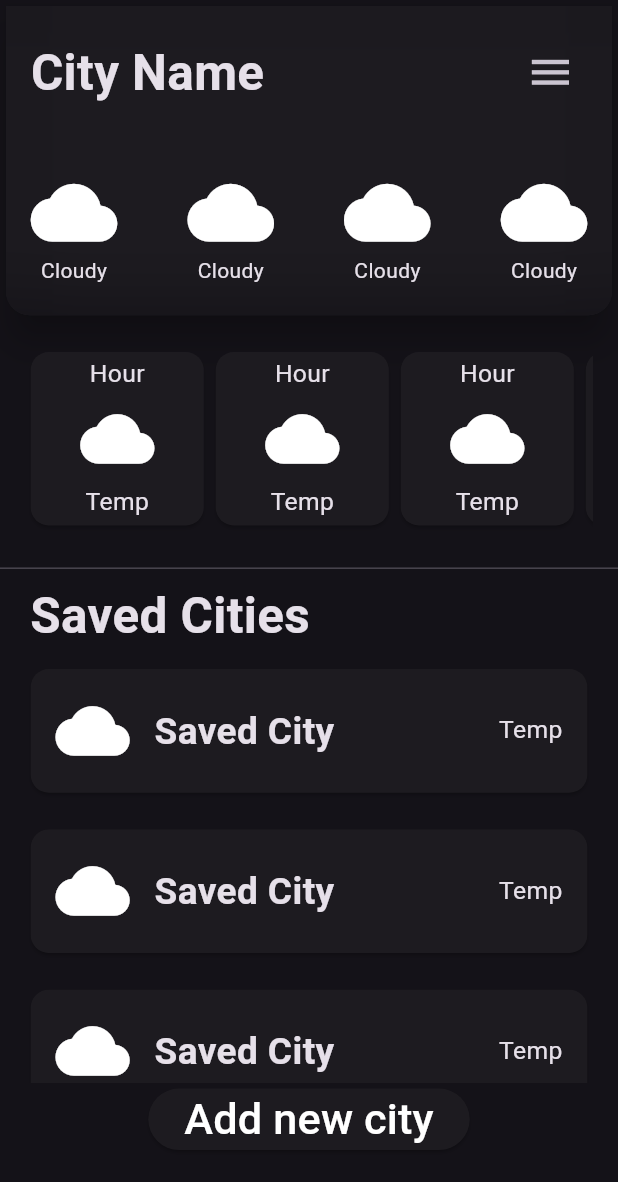
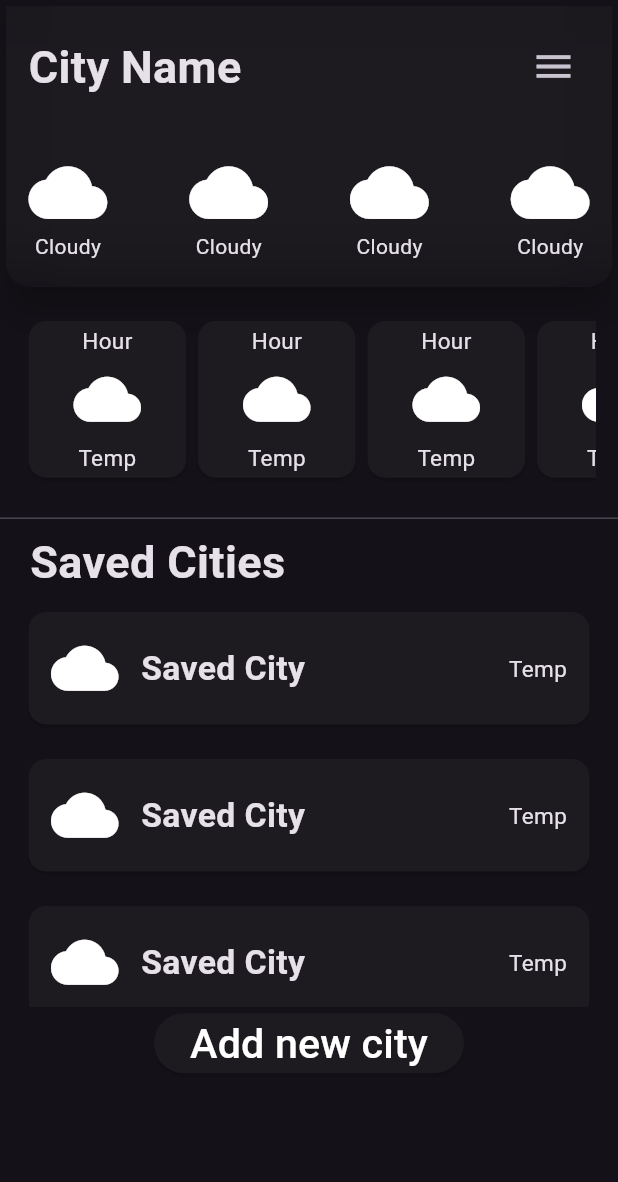
Before and after one commit to Keremovsky/flutter_weather_app, a Flutter app: the screen it shows after launch, on a phone screen of 412 x 824 dp. Shown: the top 1182 px of the screen. Run offline on Flutter 3.47's test engine with Material 2 defaults, Android fonts, the phone set to English and light mode, and no system bars.

Commit message:
config of UI

```diff
--- a/lib/weather_features/screens/weather_home_screen.dart
+++ b/lib/weather_features/screens/weather_home_screen.dart
@@ -8,14 +8,13 @@ class WeatherHomeScreen extends StatelessWidget {
 
   @override
   Widget build(BuildContext context) {
-    final height = MediaQuery.of(context).size.height;
     return Scaffold(
       body: SafeArea(
         child: Column(
           children: [
             // main city weather
             SizedBox(
-              height: height * 0.26,
+              height: 195,
               child: Card(
                 elevation: 10,
                 shape: const RoundedRectangleBorder(
@@ -35,7 +34,7 @@ class WeatherHomeScreen extends StatelessWidget {
                       sigmaY: 25,
                     ),
                     child: Padding(
-                      padding: EdgeInsets.symmetric(horizontal: height * 0.02),
+                      padding: EdgeInsets.symmetric(horizontal: 15),
                       child: Column(
                         mainAxisAlignment: MainAxisAlignment.spaceAround,
                         children: [
@@ -45,7 +44,7 @@ class WeatherHomeScreen extends StatelessWidget {
                               Text(
                                 "City Name",
                                 style: TextStyle(
-                                  fontSize: height * 0.04,
+                                  fontSize: 30,
                                   fontWeight: FontWeight.bold,
                                 ),
                               ),
@@ -53,7 +52,7 @@ class WeatherHomeScreen extends StatelessWidget {
                                 onPressed: () {},
                                 icon: Icon(
                                   Icons.menu,
-                                  size: height * 0.04,
+                                  size: 30,
                                 ),
                               ),
                             ],
@@ -65,7 +64,7 @@ class WeatherHomeScreen extends StatelessWidget {
                                 children: [
                                   Icon(
                                     Icons.cloud,
-                                    size: height * 0.07,
+                                    size: 52.5,
                                   ),
                                   Text("Cloudy"),
                                 ],
@@ -74,7 +73,7 @@ class WeatherHomeScreen extends StatelessWidget {
                                 children: [
                                   Icon(
                                     Icons.cloud,
-                                    size: height * 0.07,
+                                    size: 52.5,
                                   ),
                                   Text("Cloudy"),
                                 ],
@@ -83,7 +82,7 @@ class WeatherHomeScreen extends StatelessWidget {
                                 children: [
                                   Icon(
                                     Icons.cloud,
-                                    size: height * 0.07,
+                                    size: 52.5,
                                   ),
                                   Text("Cloudy"),
                                 ],
@@ -92,7 +91,7 @@ class WeatherHomeScreen extends StatelessWidget {
                                 children: [
                                   Icon(
                                     Icons.cloud,
-                                    size: height * 0.07,
+                                    size: 52.5,
                                   ),
                                   Text("Cloudy"),
                                 ],
@@ -108,9 +107,9 @@ class WeatherHomeScreen extends StatelessWidget {
             ),
             // hourly weather list
             Padding(
-              padding: EdgeInsets.all(height * 0.02),
+              padding: EdgeInsets.all(15),
               child: SizedBox(
-                height: height * 0.15,
+                height: 112.5,
                 child: ListView(
                   scrollDirection: Axis.horizontal,
                   children: [
@@ -134,7 +133,7 @@ class WeatherHomeScreen extends StatelessWidget {
                   Text(
                     "Saved Cities",
                     style: TextStyle(
-                      fontSize: height * 0.04,
+                      fontSize: 30,
                       fontWeight: FontWeight.bold,
                     ),
                   ),
@@ -142,11 +141,11 @@ class WeatherHomeScreen extends StatelessWidget {
               ),
             ),
             Padding(
-              padding: EdgeInsets.symmetric(horizontal: height * 0.02),
+              padding: EdgeInsets.symmetric(horizontal: 15),
               child: Column(
                 children: [
                   SizedBox(
-                    height: height * 0.35,
+                    height: 275,
                     child: ListView(
                       children: [
                         SavedCityWeatherBox(),
@@ -166,7 +165,7 @@ class WeatherHomeScreen extends StatelessWidget {
                       "Add new city",
                       style: TextStyle(
                         color: Colors.white,
-                        fontSize: height * 0.035,
+                        fontSize: 27.5,
                       ),
                     ),
                   ),
--- a/lib/weather_features/widgets/hourly_weather_box.dart
+++ b/lib/weather_features/widgets/hourly_weather_box.dart
@@ -5,25 +5,24 @@ class HourlyWeatherBox extends StatelessWidget {
 
   @override
   Widget build(BuildContext context) {
-    final height = MediaQuery.of(context).size.height;
     return Card(
       child: SizedBox(
-        height: height * 0.14,
-        width: height * 0.14,
+        height: 105,
+        width: 105,
         child: Column(
           mainAxisAlignment: MainAxisAlignment.spaceAround,
           children: [
             Text(
               "Hour",
-              style: TextStyle(fontSize: height * 0.02),
+              style: TextStyle(fontSize: 15),
             ),
             Icon(
               Icons.cloud,
-              size: height * 0.06,
+              size: 45,
             ),
             Text(
               "Temp",
-              style: TextStyle(fontSize: height * 0.02),
+              style: TextStyle(fontSize: 15),
             ),
           ],
         ),
--- a/lib/weather_features/widgets/saved_city_weather_box.dart
+++ b/lib/weather_features/widgets/saved_city_weather_box.dart
@@ -5,14 +5,13 @@ class SavedCityWeatherBox extends StatelessWidget {
 
   @override
   Widget build(BuildContext context) {
-    final height = MediaQuery.of(context).size.height;
     return Padding(
-      padding: EdgeInsets.symmetric(vertical: height * 0.01),
+      padding: EdgeInsets.symmetric(vertical: 7.5),
       child: SizedBox(
         width: double.infinity,
         child: Card(
           child: Padding(
-            padding: EdgeInsets.all(height * 0.02),
+            padding: EdgeInsets.all(15),
             child: Row(
               mainAxisAlignment: MainAxisAlignment.spaceBetween,
               children: [
@@ -20,13 +19,13 @@ class SavedCityWeatherBox extends StatelessWidget {
                   children: [
                     Icon(
                       Icons.cloud,
-                      size: height * 0.06,
+                      size: 45,
                     ),
-                    SizedBox(width: height * 0.02),
+                    const SizedBox(width: 15),
                     Text(
                       "Saved City",
                       style: TextStyle(
-                        fontSize: height * 0.03,
+                        fontSize: 22.5,
                         fontWeight: FontWeight.bold,
                       ),
                     ),
@@ -35,7 +34,7 @@ class SavedCityWeatherBox extends StatelessWidget {
                 Text(
                   "Temp",
                   style: TextStyle(
-                    fontSize: height * 0.02,
+                    fontSize: 15,
                   ),
                 ),
               ],
```
